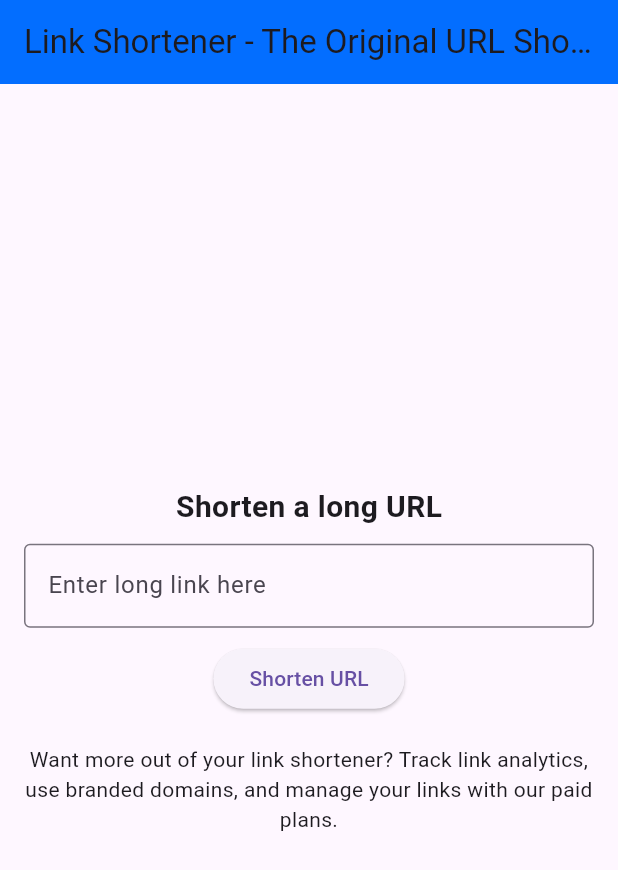
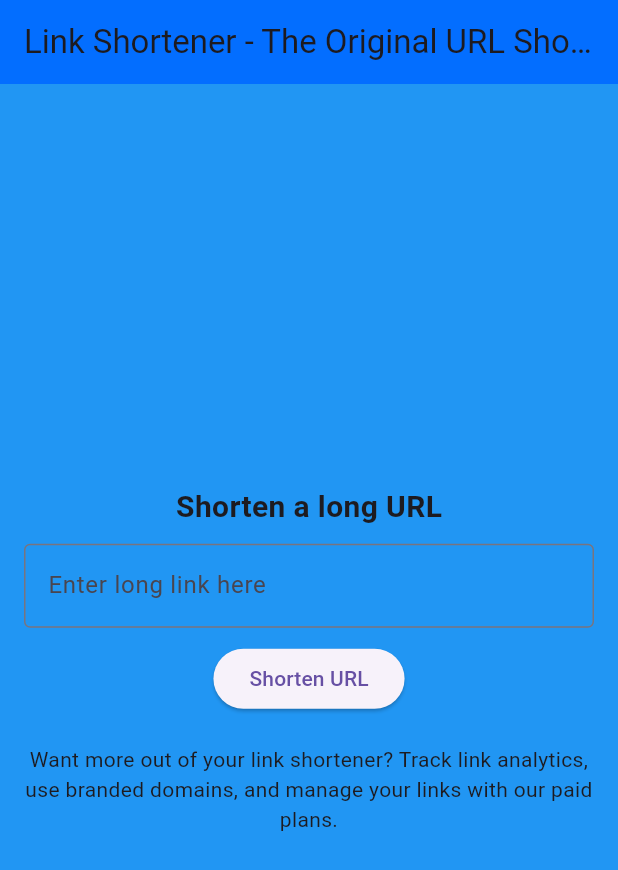
Before and after one commit to ryzen30xx/Link_Shortener, a Flutter app: the screen it shows after launch, on a phone screen of 412 x 824 dp. Shown: the top 870 px of the screen. Run offline on Flutter 3.47's test engine with Material 3 defaults, Android fonts, the light colour scheme and no system bars.

Commit message:
Update flutter file

```diff
--- a/flutter/flutter_application_1/lib/views/home/home_view.dart
+++ b/flutter/flutter_application_1/lib/views/home/home_view.dart
@@ -23,6 +23,7 @@ class HomeView extends StatelessWidget {
         title: Text('Link Shortener - The Original URL Shortener'),
         backgroundColor: const Color.fromARGB(255, 3, 110, 255),
       ),
+      backgroundColor: Colors.blue, // Set the background color to blue
       body: Center(
         child: Padding(
           padding: const EdgeInsets.all(16.0),
```
